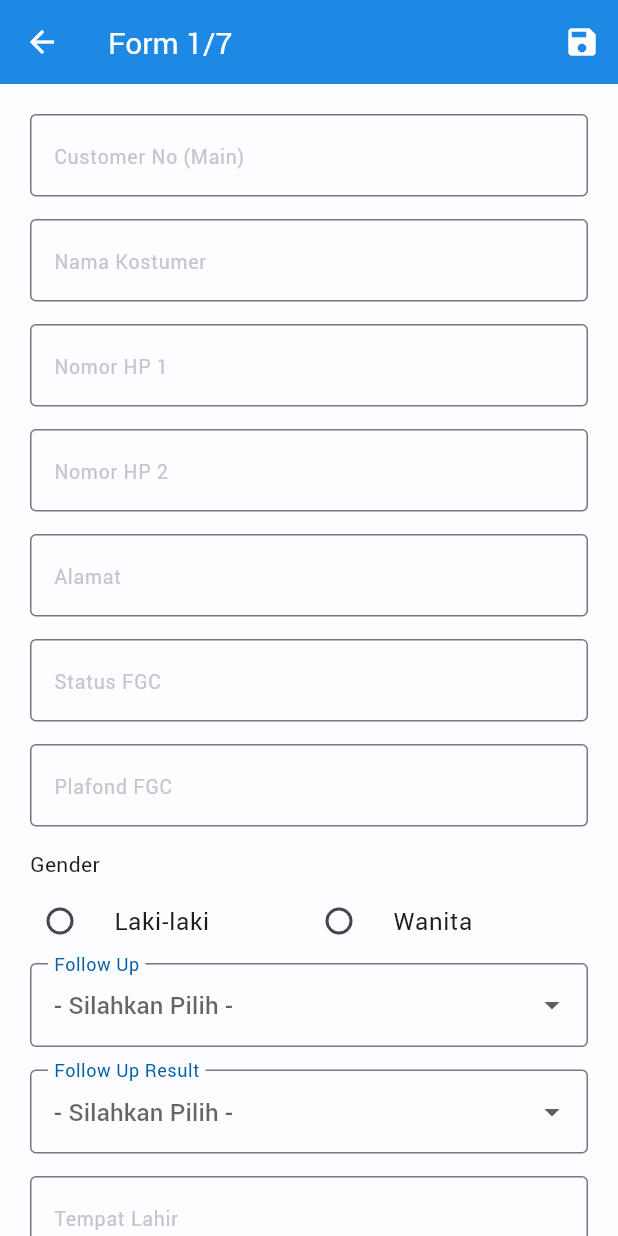
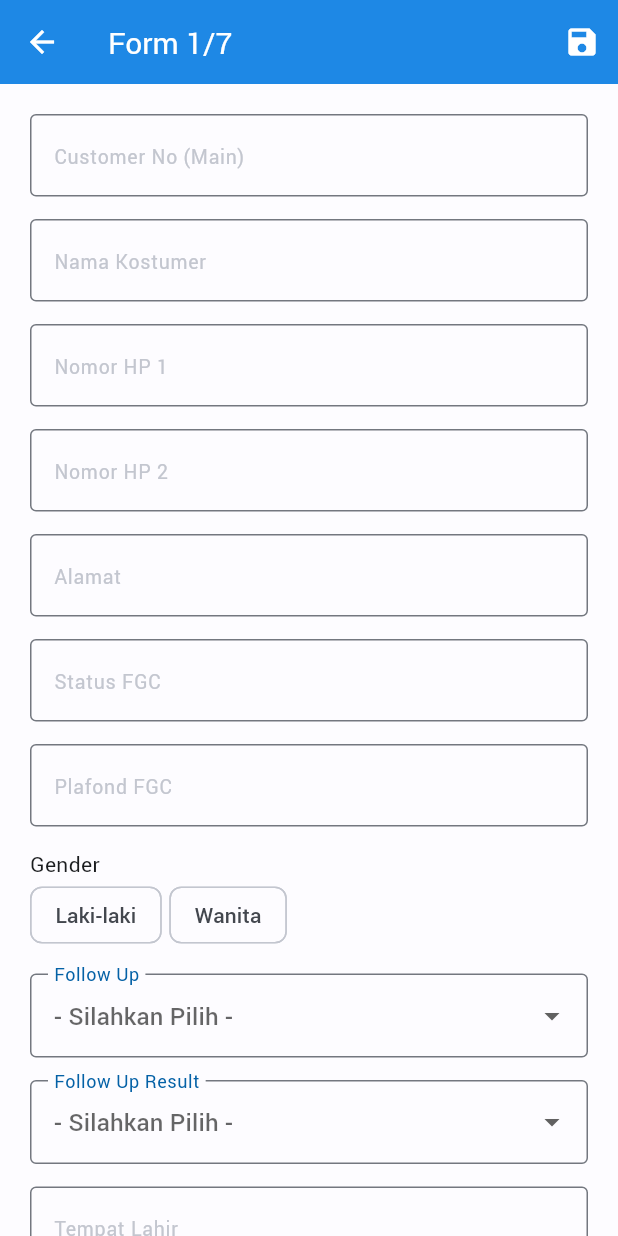
Before and after one commit to tamahavik/fmsales_flutter, a Flutter app: the Form1Screen screen opened directly with empty values, on a phone screen of 412 x 824 dp. Run offline on Flutter 3.47's test engine with Material 2 defaults, Android fonts, the phone set to English and light mode, and no system bars; our stand-ins replace bloc, connectivity_plus, dartz, device_info_plus, dio, flutter_bloc and 9 more; accounts and stored records are empty; generated files the repository leaves out were written again; network calls fail.

Commit message:
change gender from radio button to chips

```diff
--- /dev/null
+++ b/lib/components/chips_gender.dart
@@ -0,0 +1,57 @@
+import 'package:flutter/material.dart';
+import 'package:ufi/enums/gender_enum.dart';
+import 'package:ufi/model/item_chips.dart';
+
+class ChipsGender extends StatefulWidget {
+  const ChipsGender({
+    super.key,
+    required Function(String?) callback,
+  }) : _callback = callback;
+
+  final Function(String?) _callback;
+
+  @override
+  State<ChipsGender> createState() => _ChipsGenderState();
+}
+
+class _ChipsGenderState extends State<ChipsGender> {
+  final List<ItemChips> _genderChips = [
+    ItemChips(GenderEnum.male.value, GenderEnum.male.value),
+    ItemChips(GenderEnum.female.value, GenderEnum.female.value),
+  ];
+  int? _value;
+
+  @override
+  Widget build(BuildContext context) {
+    return Container(
+      margin: const EdgeInsets.only(bottom: 15),
+      child: Column(
+        crossAxisAlignment: CrossAxisAlignment.start,
+        mainAxisAlignment: MainAxisAlignment.center,
+        children: [
+          const Text('Gender'),
+          Wrap(
+            spacing: 5.0,
+            children: List<Widget>.generate(
+              _genderChips.length,
+              (index) {
+                return ChoiceChip(
+                  label: Text(_genderChips[index].label),
+                  selected: _value == index,
+                  onSelected: (selected) {
+                    setState(() {
+                      _value = selected ? index : null;
+                      _value != null
+                          ? widget._callback(_genderChips[_value!].value)
+                          : widget._callback('');
+                    });
+                  },
+                );
+              },
+            ).toList(),
+          ),
+        ],
+      ),
+    );
+  }
+}
--- a/lib/components/gender_radio_button.dart
+++ /dev/null
@@ -1,62 +0,0 @@
-import 'package:flutter/material.dart';
-import 'package:ufi/enums/gender_enum.dart';
-
-class GenderRadioButton extends StatefulWidget {
-  const GenderRadioButton({
-    super.key,
-    required Function(String?) callback,
-  }) : _callback = callback;
-  final Function(String?) _callback;
-
-  @override
-  State<GenderRadioButton> createState() => _GenderRadioButtonState();
-}
-
-class _GenderRadioButtonState extends State<GenderRadioButton> {
-  String? _gender;
-
-  @override
-  Widget build(BuildContext context) {
-    return Column(
-      mainAxisAlignment: MainAxisAlignment.start,
-      crossAxisAlignment: CrossAxisAlignment.start,
-      children: [
-        const Text('Gender'),
-        Row(
-          mainAxisAlignment: MainAxisAlignment.start,
-          crossAxisAlignment: CrossAxisAlignment.start,
-          children: [
-            Expanded(
-              child: RadioListTile(
-                title: Text(GenderEnum.male.value),
-                value: GenderEnum.male.value,
-                contentPadding: const EdgeInsets.all(0),
-                groupValue: _gender,
-                onChanged: (value) {
-                  setState(() {
-                    _gender = value;
-                  });
-                  widget._callback(value);
-                },
-              ),
-            ),
-            Expanded(
-              child: RadioListTile(
-                title: Text(GenderEnum.female.value),
-                value: GenderEnum.female.value,
-                contentPadding: const EdgeInsets.all(0),
-                groupValue: _gender,
-                onChanged: (value) {
-                  setState(() {
-                    _gender = value;
-                  });
-                  widget._callback(value);
-                },
-              ),
-            )
-          ],
-        ),
-      ],
-    );
-  }
-}
--- /dev/null
+++ b/lib/model/item_chips.dart
@@ -0,0 +1,6 @@
+class ItemChips {
+  String label;
+  String value;
+
+  ItemChips(this.label, this.value);
+}
--- a/lib/presentation/followup1/form1_screen.dart
+++ b/lib/presentation/followup1/form1_screen.dart
@@ -1,7 +1,7 @@
 import 'package:flutter/material.dart';
+import 'package:ufi/components/chips_gender.dart';
 import 'package:ufi/components/costume_dropdown_form.dart';
 import 'package:ufi/components/costume_form_field.dart';
-import 'package:ufi/components/gender_radio_button.dart';
 import 'package:ufi/model/leads.dart';
 
 class Form1Screen extends StatefulWidget {
@@ -89,22 +89,24 @@ class _Form1ScreenState extends State<Form1Screen> {
                   initialValue: widget._leads.plafondFgc,
                   callback: (p0) => widget._leads.plafondFgc = p0 ?? '',
                 ),
-                GenderRadioButton(
-                  callback: (p0) => {
-                    setState(() => widget._leads.gender = p0 ?? ''),
-                  },
+                ChipsGender(
+                  callback: (p0) => widget._leads.gender = p0 ?? '',
                 ),
                 CostumeDropdownForm(
                   hint: 'Follow Up',
                   label: 'Follow Up',
-                  value: _followUpValue,
+                  value: widget._leads.followUp.isEmpty
+                      ? null
+                      : widget._leads.followUp,
                   items: _followUpBy,
                   callback: (p0) => widget._leads.followUp = p0 ?? '',
                 ),
                 CostumeDropdownForm(
                   hint: 'Follow Up Result',
                   label: 'Follow Up Result',
-                  value: _followUpResultValue,
+                  value: widget._leads.followUpResult.isEmpty
+                      ? null
+                      : widget._leads.followUpResult,
                   items: _followUpResult,
                   callback: (p0) => widget._leads.followUpResult = p0 ?? '',
                 ),
@@ -154,8 +156,7 @@ class _Form1ScreenState extends State<Form1Screen> {
                       setState(() {
                         if (_formKey.currentState!.validate()) {
                           _formKey.currentState!.save();
-                          print('folowup : ' + widget._leads.followUp);
-                          print('folowupresult : ' + widget._leads.followUpResult);
+                          print('folowup : ' + widget._leads.gender);
                         }
                       });
                     },
```
